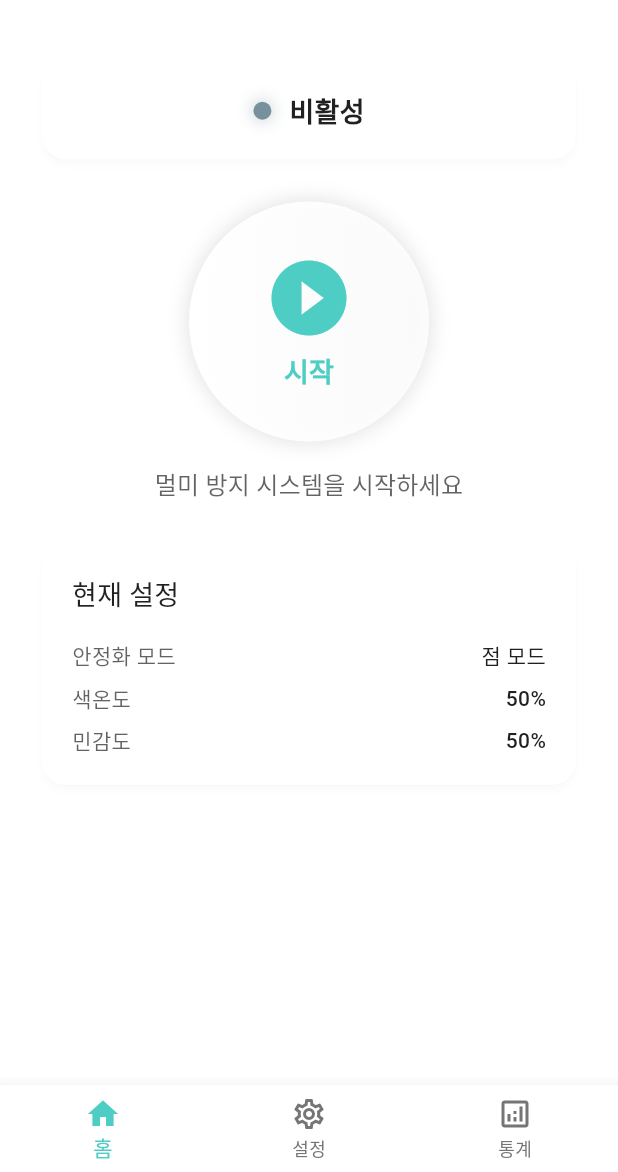
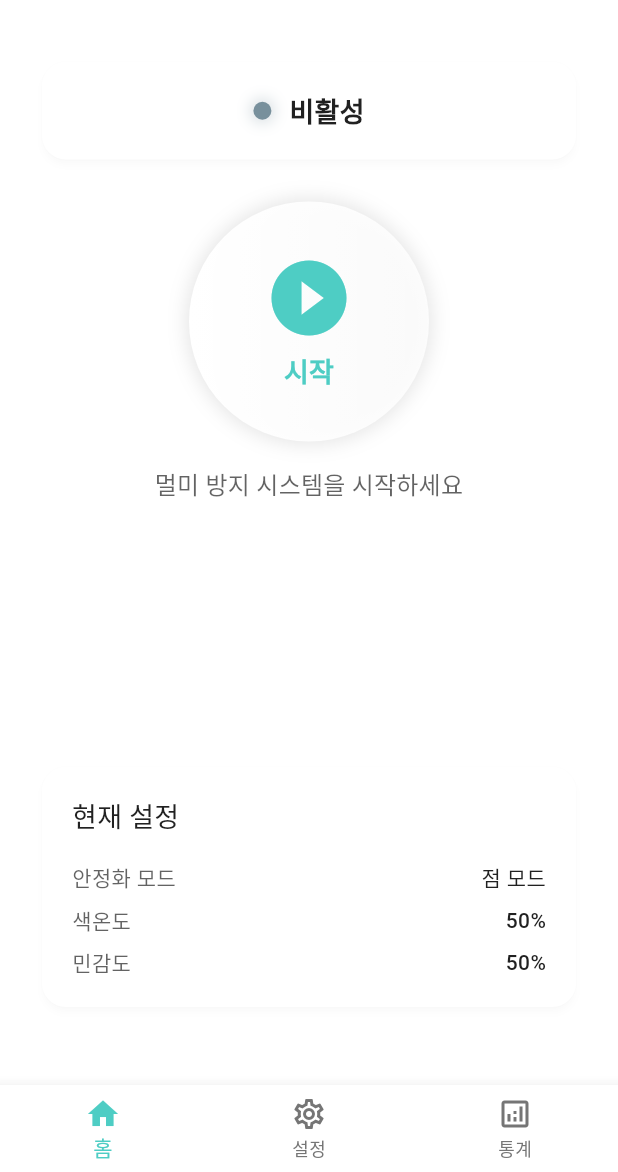
Before and after one commit to rbtc2/calmride, a Flutter app: the screen it shows after launch, on a phone screen of 412 x 824 dp, the part 64-1236 px from its top. Run offline on Flutter 3.47's test engine with Material 3 defaults, Android fonts, the phone set to English and light mode, and no system bars; our stand-ins replace go_router, shared_preferences.

Commit message:
ui개선

```diff
--- a/lib/screens/home/home_screen.dart
+++ b/lib/screens/home/home_screen.dart
@@ -40,7 +40,7 @@ class HomeScreen extends StatelessWidget {
         ],
       ),
       body: SafeArea(
-        child: SingleChildScrollView(
+        child: Padding(
           padding: const EdgeInsets.all(24.0),
           child: Column(
             children: [
@@ -49,12 +49,12 @@ class HomeScreen extends StatelessWidget {
 
               const SizedBox(height: 24),
 
-              // 메인 토글 버튼
+              // 메인 토글 버튼 (중간에 배치)
               const StabilizationToggle(),
 
-              const SizedBox(height: 24),
+              const Spacer(),
 
-              // 현재 설정 정보
+              // 현재 설정 정보 (하단에 배치)
               const CurrentSettingsCard(),
 
               // 하단 여백 추가
```
